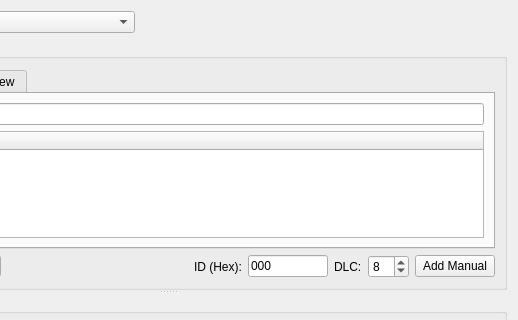
Qt form src/window/TxGeneratorWindow/TxGeneratorWindow.ui (OpenAutoDiagLabs/CANgaroo) before a commit; both pictures show x 182 to 700 and y 0 to 320 of the 700 by 500 pixel window.
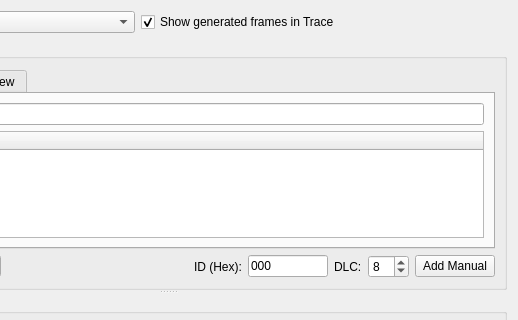
The same form after that commit.

Commit message: Integrated ISO TP and J1939 frame support

```diff
--- a/src/window/TxGeneratorWindow/TxGeneratorWindow.ui
+++ b/src/window/TxGeneratorWindow/TxGeneratorWindow.ui
@@ -39,6 +39,16 @@
        </property>
       </widget>
      </item>
+     <item>
+      <widget class="QCheckBox" name="cbShowInTrace">
+       <property name="text">
+        <string>Show generated frames in Trace</string>
+       </property>
+       <property name="checked">
+        <bool>true</bool>
+       </property>
+      </widget>
+     </item>
      <item>
       <spacer name="horizontalSpacer_Top">
        <property name="orientation">
```
The commit also changes 37 other files.
